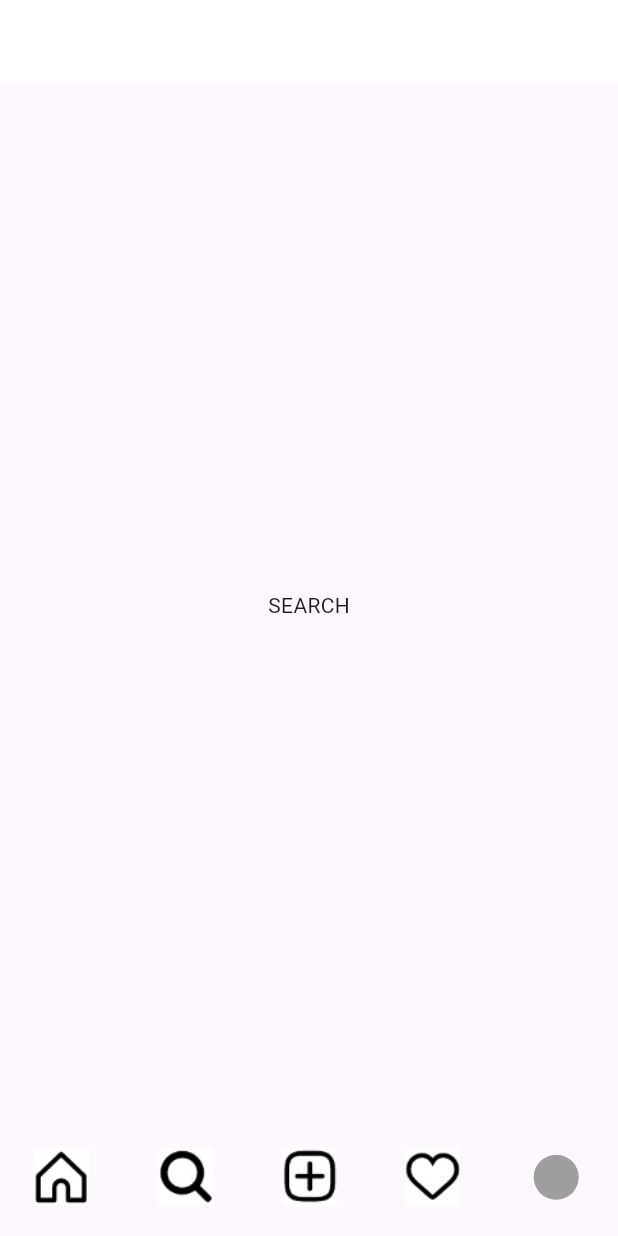
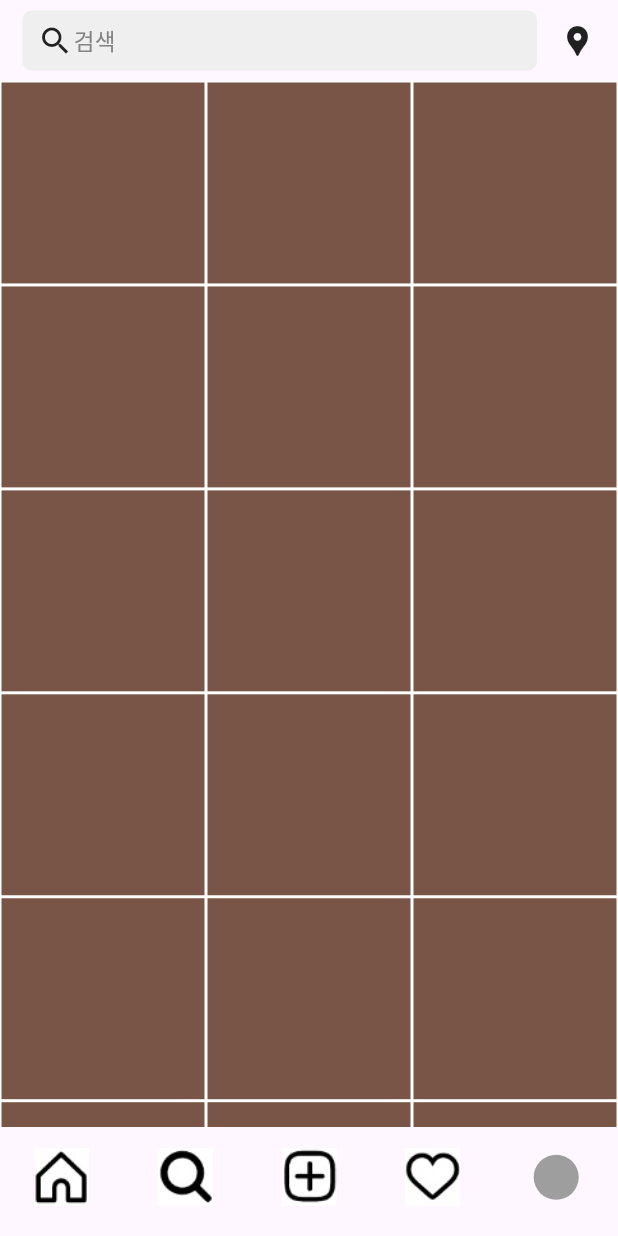
Before and after one commit to hdsjiw/Flutter-Study, a Flutter app: the screen it shows after launch, item 2 of the bottom bar chosen, on a phone screen of 412 x 824 dp. Run offline on Flutter 3.47's test engine with Material 3 defaults, Android fonts, the phone set to English and light mode, and no system bars; our stand-ins replace cached_network_image, expandable_text, get; network calls fail.

Commit message:
Add search UI

```diff
--- a/Clone Projects/clone_instagram/lib/src/app.dart
+++ b/Clone Projects/clone_instagram/lib/src/app.dart
@@ -1,5 +1,7 @@
 import 'package:clone_instagram/src/components/image_data.dart';
 import 'package:clone_instagram/src/controller/bottom_nav_controller.dart';
+import 'package:clone_instagram/src/pages/home.dart';
+import 'package:clone_instagram/src/pages/search.dart';
 import 'package:flutter/material.dart';
 import 'package:get/get.dart';
 
@@ -12,16 +14,11 @@ class App extends GetView<BottomNavController> {
       onWillPop: controller.willPopAction,
       child: Obx(
         () => Scaffold(
-          appBar: AppBar(),
           body: IndexedStack(
             index: controller.pageIndex.value,
             children: [
-              Container(
-                child: Center(child: Text('HOME')),
-              ),
-              Container(
-                child: Center(child: Text('SEARCH')),
-              ),
+              const Home(),
+              const Search(),
               Container(
                 child: Center(child: Text('UPLOAD')),
               ),
--- /dev/null
+++ b/Clone Projects/clone_instagram/lib/src/pages/search.dart
@@ -0,0 +1,108 @@
+import 'dart:math';
+
+import 'package:cached_network_image/cached_network_image.dart';
+import 'package:flutter/material.dart';
+import 'package:get/get.dart';
+import 'package:quiver/iterables.dart';
+
+class Search extends StatefulWidget {
+  const Search({super.key});
+
+  @override
+  State<Search> createState() => _SearchState();
+}
+
+class _SearchState extends State<Search> {
+  List<List<int>> groupBox = [[], [], []];
+  List<int> groupIndex = [0, 0, 0];
+
+  @override
+  void initState() {
+    super.initState();
+    for (var i = 0; i < 100; i++) {
+      var gi = groupIndex.indexOf(min<int>(groupIndex)!);
+      var size = 1;
+      if (gi != 1) {
+        size = Random().nextInt(100) % 2 == 0 ? 1 : 2;
+      }
+      groupBox[gi].add(size);
+      groupIndex[gi] += size;
+    }
+    print(groupBox);
+  }
+
+  Widget _appBar() {
+    return Row(
+      children: [
+        Expanded(
+          child: Container(
+            padding: const EdgeInsets.symmetric(vertical: 8, horizontal: 10),
+            margin: const EdgeInsets.only(left: 15),
+            decoration: BoxDecoration(
+              borderRadius: BorderRadius.circular(6),
+              color: const Color(0xffefefef),
+            ),
+            child: Row(
+              children: [
+                Icon(Icons.search),
+                Text(
+                  '검색',
+                  style: TextStyle(
+                    fontSize: 15,
+                    color: Color(0xff838383),
+                  ),
+                )
+              ],
+            ),
+          ),
+        ),
+        const Padding(
+          padding: EdgeInsets.all(15.0),
+          child: Icon(Icons.location_pin),
+        ),
+      ],
+    );
+  }
+
+  Widget _body() {
+    return SingleChildScrollView(
+      child: Row(
+        crossAxisAlignment: CrossAxisAlignment.start,
+        children: List.generate(
+          groupBox.length,
+          (index) => Expanded(
+            child: Column(
+              children: List.generate(
+                groupBox[index].length,
+                (jndex) => Container(
+                  height: Get.width * 0.33 * groupBox[index][jndex],
+                  decoration: BoxDecoration(
+                      border: Border.all(color: Colors.white),
+                      color: Colors.primaries[
+                          Random().nextInt(Colors.primaries.length)]),
+                  //child:CachedNetworkImage(imageUrl: imageUrl,fit:BoxFit.cover,),
+                ),
+              ).toList(),
+            ),
+          ),
+        ).toList(),
+      ),
+    );
+  }
+
+  @override
+  Widget build(BuildContext context) {
+    return Scaffold(
+      body: SafeArea(
+        child: Column(
+          children: [
+            _appBar(),
+            Expanded(
+              child: _body(),
+            ),
+          ],
+        ),
+      ),
+    );
+  }
+}
```
Also changed, not shown: Clone Projects/clone_instagram/lib/src/components/avatar_widget.dart (added, +87 -0 lines), Clone Projects/clone_instagram/lib/src/components/post_widget.dart (added, +152 -0 lines), Clone Projects/clone_instagram/lib/src/pages/home.dart (added, +101 -0 lines).
